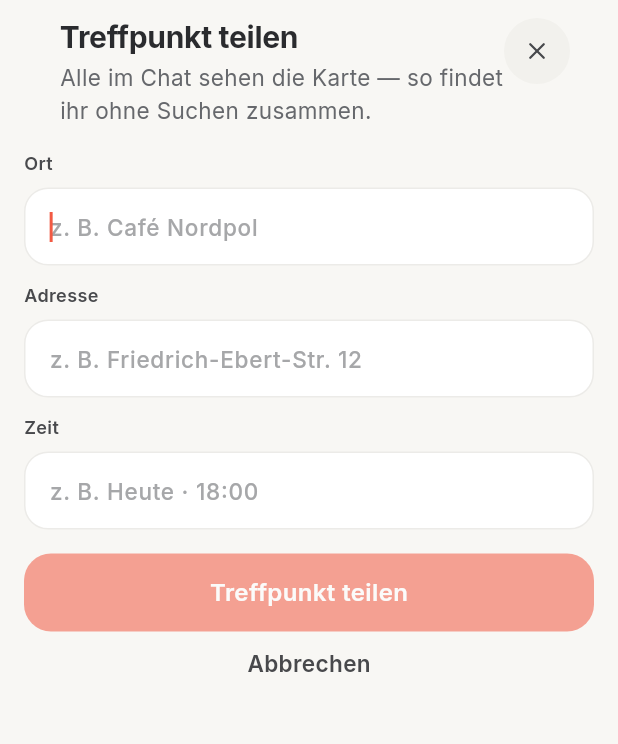
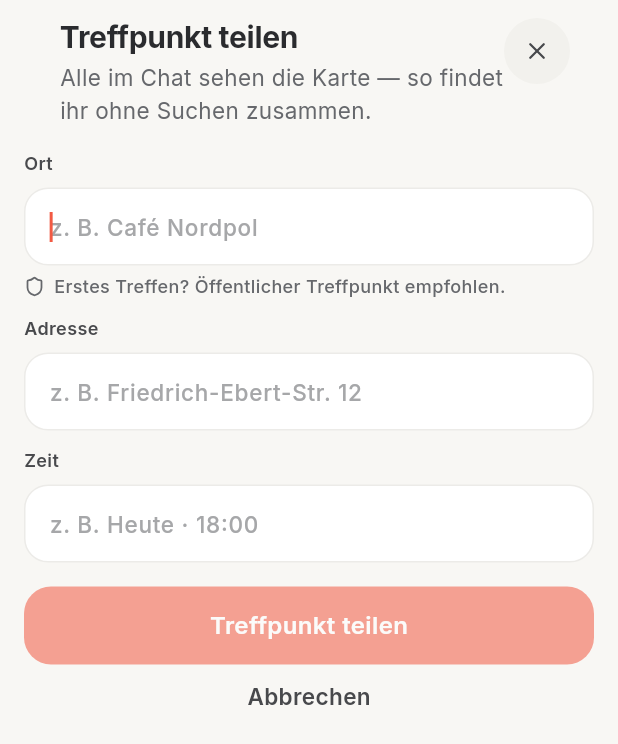
Before and after one commit to HannesPongratzMain/belong, a Flutter app: the _MeetupSheet widget shown alone on an empty page, opened directly, on a phone screen of 412 x 824 dp. Shown: the top 744 px of the screen. Run offline on Flutter 3.47's test engine with Material 3 defaults, Android fonts, the phone set to English and light mode, and no system bars; our stand-ins replace flutter_riverpod, lucide_icons_flutter, web; network calls fail.

Commit message:
feature/add safety-by-design UI hints for meetups
Co-Authored-By: Claude Sonnet 5 <noreply@anthropic.com>

```diff
--- a/lib/features/chat/widgets/meetup_sheet.dart
+++ b/lib/features/chat/widgets/meetup_sheet.dart
@@ -2,7 +2,10 @@ import 'package:flutter/services.dart' show TextInputAction;
 import 'package:flutter/widgets.dart';
 
 import '../../../core/format/belong_dates.dart';
+import '../../../core/theme/belong_colors.dart';
 import '../../../core/theme/belong_dimens.dart';
+import '../../../core/theme/belong_typography.dart';
+import '../../../core/widgets/belong_icons.dart';
 import '../../../core/widgets/belong_sheet.dart';
 import '../../../core/widgets/belong_text_field.dart';
 import '../../../core/widgets/buttons.dart';
@@ -90,6 +93,21 @@ class _MeetupSheetState extends State<_MeetupSheet> {
             textInputAction: TextInputAction.next,
             onChanged: (_) => setState(() {}),
           ),
+          const SizedBox(height: 6),
+          // Dezenter Safety-Hinweis, wie im Aktivitätsdetail.
+          Row(
+            children: [
+              const BelongIcon(BelongIconGlyph.shield,
+                  size: 14, color: BelongColors.muted),
+              const SizedBox(width: 6),
+              Expanded(
+                child: Text(
+                  'Erstes Treffen? Öffentlicher Treffpunkt empfohlen.',
+                  style: BelongText.meta,
+                ),
+              ),
+            ],
+          ),
           const SizedBox(height: BelongSpacing.sm),
           BelongTextField(
             label: 'Adresse',
```
Also changed, not shown: lib/features/activity_detail/activity_detail_screen.dart (+67 -13 lines), lib/features/create/create_activity_sheet.dart (+7 -1 lines), 1 other file.
